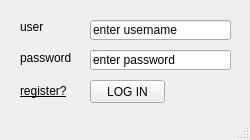
This is ui/login.ui in thanhtranarch/HUST_PROJECT-I as Qt 5 draws it before an edit. The edited form follows.
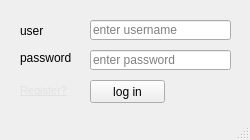
This is the edited form.

Commit message: 250518 - UPDATE LOGIN AND REGISTER

```diff
--- a/ui/login.ui
+++ b/ui/login.ui
@@ -10,6 +10,36 @@
     <height>140</height>
    </rect>
   </property>
+  <property name="sizePolicy">
+   <sizepolicy hsizetype="Maximum" vsizetype="Maximum">
+    <horstretch>0</horstretch>
+    <verstretch>0</verstretch>
+   </sizepolicy>
+  </property>
+  <property name="minimumSize">
+   <size>
+    <width>250</width>
+    <height>140</height>
+   </size>
+  </property>
+  <property name="maximumSize">
+   <size>
+    <width>250</width>
+    <height>140</height>
+   </size>
+  </property>
+  <property name="sizeIncrement">
+   <size>
+    <width>250</width>
+    <height>140</height>
+   </size>
+  </property>
+  <property name="baseSize">
+   <size>
+    <width>250</width>
+    <height>140</height>
+   </size>
+  </property>
   <property name="windowTitle">
    <string>MainWindow</string>
   </property>
@@ -24,7 +54,7 @@
      </rect>
     </property>
     <property name="text">
-     <string>LOG IN</string>
+     <string>log in</string>
     </property>
    </widget>
    <widget class="QLineEdit" name="login_password">
@@ -37,6 +67,9 @@
      </rect>
     </property>
     <property name="text">
+     <string/>
+    </property>
+    <property name="placeholderText">
      <string>enter password</string>
     </property>
    </widget>
@@ -50,6 +83,9 @@
      </rect>
     </property>
     <property name="text">
+     <string/>
+    </property>
+    <property name="placeholderText">
      <string>enter username</string>
     </property>
    </widget>
@@ -57,9 +93,9 @@
     <property name="geometry">
      <rect>
       <x>20</x>
-      <y>20</y>
+      <y>21</y>
       <width>47</width>
-      <height>14</height>
+      <height>20</height>
      </rect>
     </property>
     <property name="text">
@@ -84,17 +120,24 @@
      <rect>
       <x>20</x>
       <y>80</y>
-      <width>47</width>
+      <width>61</width>
       <height>21</height>
      </rect>
     </property>
     <property name="font">
      <font>
-      <underline>true</underline>
+      <underline>false</underline>
      </font>
     </property>
     <property name="text">
-     <string>register?</string>
+     <string>&lt;!DOCTYPE HTML PUBLIC &quot;-//W3C//DTD HTML 4.0//EN&quot; &quot;http://www.w3.org/TR/REC-html40/strict.dtd&quot;&gt;
+&lt;html&gt;&lt;head&gt;&lt;meta name=&quot;qrichtext&quot; content=&quot;1&quot; /&gt;&lt;style type=&quot;text/css&quot;&gt;
+p, li { white-space: pre-wrap; }
+&lt;/style&gt;&lt;/head&gt;&lt;body style=&quot; font-family:'MS Shell Dlg 2'; font-size:8pt; font-weight:400; font-style:normal;&quot;&gt;
+&lt;p style=&quot; margin-top:12px; margin-bottom:12px; margin-left:0px; margin-right:0px; -qt-block-indent:0; text-indent:0px;&quot;&gt;&lt;a href=&quot;#&quot;&gt;&lt;span style=&quot; text-decoration: underline; color:#e1e1e1;&quot;&gt;Register?&lt;/span&gt;&lt;/a&gt;&lt;/p&gt;&lt;/body&gt;&lt;/html&gt;</string>
+    </property>
+    <property name="textFormat">
+     <enum>Qt::RichText</enum>
     </property>
    </widget>
   </widget>
```
Left out of the diff: 12 changed lines with no effect on the pictures. The commit also changes 6 other files.
